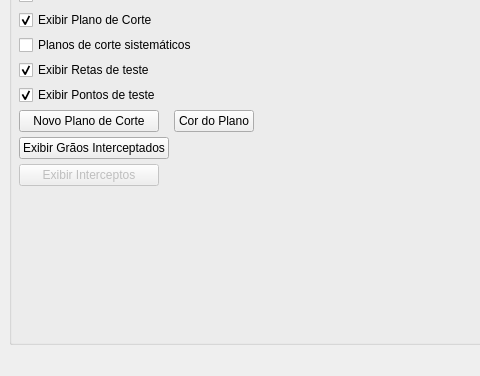
The window that forms/gui.ui (lucassimao/Simulacao-Estereologica) describes before a commit, drawn with Qt 5; both pictures show x 0 to 480 and y 235 to 611 of the 852 by 611 pixel window.
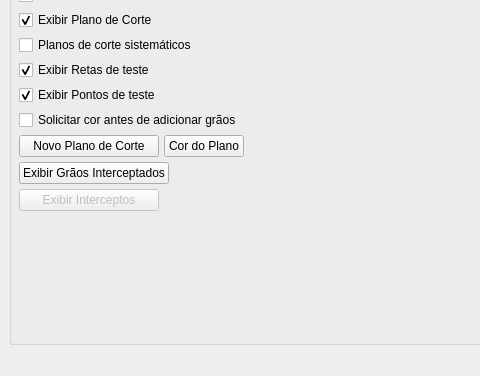
The same window after the commit. Icons and pictures are not drawn.

The edit to the form file:
```diff
--- a/forms/gui.ui
+++ b/forms/gui.ui
@@ -343,6 +343,16 @@
             </property>
            </widget>
           </item>
+          <item>
+           <widget class="QCheckBox" name="checkBoxSolicitarCor">
+            <property name="cursor">
+             <cursorShape>PointingHandCursor</cursorShape>
+            </property>
+            <property name="text">
+             <string>Solicitar cor antes de adicionar grãos</string>
+            </property>
+           </widget>
+          </item>
           <item>
            <layout class="QHBoxLayout" name="horizontalLayout_9">
             <item>
@@ -361,6 +371,16 @@
               </property>
              </widget>
             </item>
+            <item>
+             <widget class="QPushButton" name="btnPlanoDeCorteCor">
+              <property name="cursor">
+               <cursorShape>PointingHandCursor</cursorShape>
+              </property>
+              <property name="text">
+               <string>Cor do Plano</string>
+              </property>
+             </widget>
+            </item>
             <item>
              <spacer name="horizontalSpacer_5">
               <property name="orientation">
@@ -374,16 +394,6 @@
               </property>
              </spacer>
             </item>
-            <item>
-             <widget class="QPushButton" name="btnPlanoDeCorteCor">
-              <property name="cursor">
-               <cursorShape>PointingHandCursor</cursorShape>
-              </property>
-              <property name="text">
-               <string>Cor do Plano</string>
-              </property>
-             </widget>
-            </item>
            </layout>
           </item>
           <item>
```
